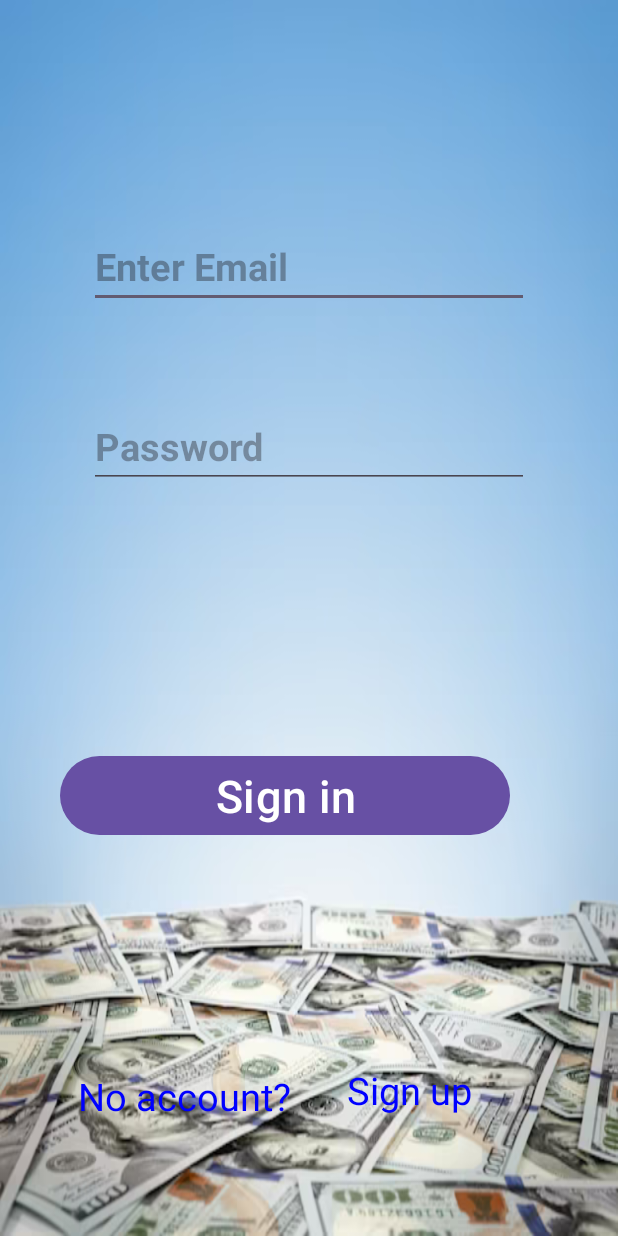
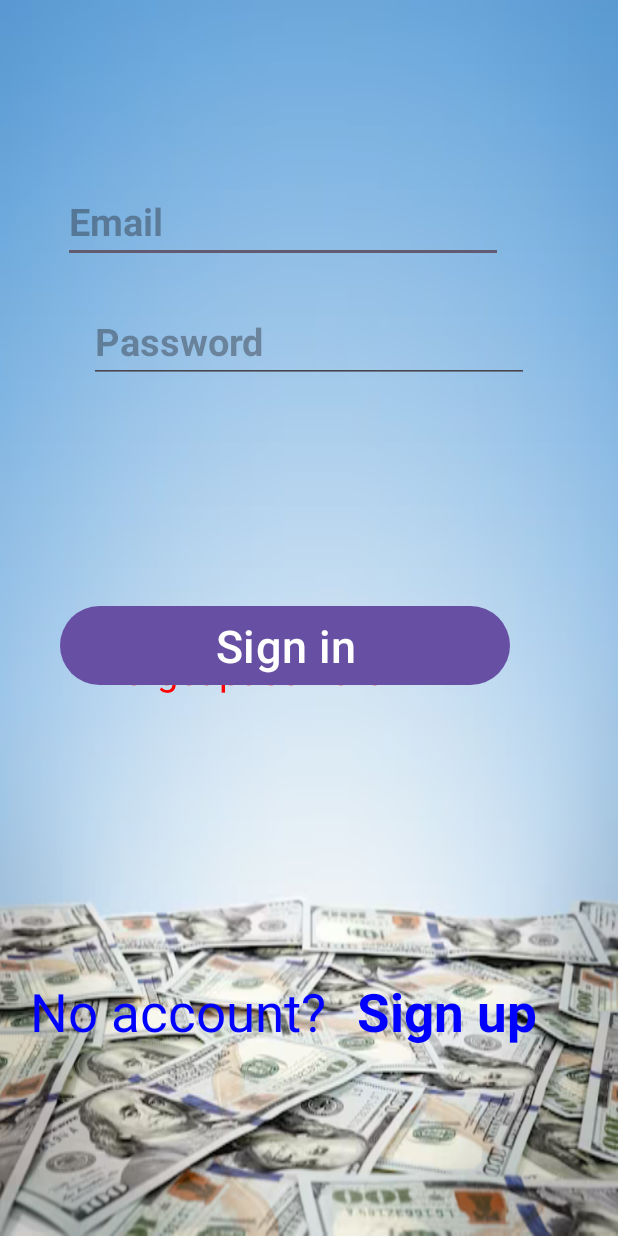
Before and after one commit to Alphonce08/ToolApp, an Android app: the screen it shows after launch (Login), on a phone screen of 412 x 824 dp. Run offline under Robolectric (Android 15) with nearby library versions, the phone set to English and light mode, and no system bars; our stand-ins replace Firebase (no records; nobody signed in at launch, a user with empty details on screens opened directly).

Commit message:
clear code

```diff
--- a/app/src/main/java/com/example/balancetoolapp/MainActivity.kt
+++ b/app/src/main/java/com/example/balancetoolapp/MainActivity.kt
@@ -19,12 +19,11 @@ class MainActivity : AppCompatActivity() {
         BtnExpenses = findViewById(R.id.mBExpenses)
         BtnReceived = findViewById(R.id.mBReceived)
         BtnExpenses.setOnClickListener {
-            startActivity(Intent(applicationContext,ExpensesActivity::class.java))
+            startActivity(Intent(applicationContext, ExpensesActivity::class.java))
         }
         BtnReceived.setOnClickListener {
-            startActivity(Intent(applicationContext,ReceivedActivity::class.java))
+            startActivity(Intent(applicationContext, ReceivedActivity::class.java))
         }
-
 
 
     }
--- a/app/src/main/res/layout/activity_login.xml
+++ b/app/src/main/res/layout/activity_login.xml
@@ -11,14 +11,15 @@
         android:id="@+id/mEdtEmailLogin"
         android:layout_width="wrap_content"
         android:layout_height="wrap_content"
+        android:layout_alignParentStart="true"
+        android:layout_marginStart="42dp"
+        android:layout_marginTop="120dp"
         android:ems="10"
-        android:hint="Enter Email"
-        android:textColor="@color/blue"
+        android:hint="Email"
+        android:inputType="textEmailAddress"
+        android:textColor="@color/black"
         android:textSize="25dp"
-        android:layout_marginTop="150dp"
-        android:layout_centerHorizontal="true"
         android:textStyle="bold"
-        android:inputType="textEmailAddress"
         tools:layout_editor_absoluteX="83dp"
         tools:layout_editor_absoluteY="165dp" />
 
@@ -29,10 +30,10 @@
         android:ems="10"
         android:hint="Password"
         android:textSize="25dp"
-        android:layout_marginTop="270dp"
+        android:layout_marginTop="200dp"
         android:layout_centerHorizontal="true"
         android:inputType="textPassword"
-        android:textColor="@color/blue"
+        android:textColor="@color/black"
         android:textStyle="bold"
         tools:layout_editor_absoluteX="71dp"
         tools:layout_editor_absoluteY="290dp" />
@@ -46,7 +47,7 @@
         android:layout_alignParentBottom="true"
         android:textColor="@color/red"
         android:layout_marginStart="68dp"
-        android:layout_marginBottom="291dp"
+        android:layout_marginBottom="360dp"
         android:text="Forget password"
         android:textSize="25sp" />
 
@@ -56,11 +57,12 @@
         android:layout_height="wrap_content"
         android:layout_alignParentStart="true"
         android:layout_marginStart="40dp"
-        android:layout_marginTop="500dp"
+        android:layout_marginTop="400dp"
         android:text="Sign in"
         android:textSize="30sp"
         tools:layout_editor_absoluteX="107dp"
         tools:layout_editor_absoluteY="411dp" />
+
 
     <TextView
         android:id="@+id/TextNoAccount"
@@ -69,12 +71,11 @@
         android:layout_alignParentStart="true"
         android:layout_alignParentBottom="true"
         android:layout_centerHorizontal="true"
-        android:layout_marginStart="52dp"
-        android:layout_marginBottom="76dp"
+        android:layout_marginStart="20dp"
+        android:layout_marginBottom="126dp"
+        android:text="No account?"
         android:textColor="@color/blue"
-        android:text="No account?"
-        android:textSize="25sp" />
-
+        android:textSize="35sp" />
 
     <TextView
         android:id="@+id/SignupTxt"
@@ -82,11 +83,13 @@
         android:layout_height="wrap_content"
         android:layout_alignParentEnd="true"
         android:layout_alignParentBottom="true"
-        android:layout_marginEnd="97dp"
-        android:layout_marginBottom="80dp"
+        android:layout_marginEnd="54dp"
+        android:layout_marginBottom="126dp"
+        android:text="Sign up"
         android:textColor="@color/blue"
-        android:text="Sign up"
-        android:textSize="25sp" />
+        android:textSize="35sp"
+        android:textStyle="bold"
+        />
 
 
 </RelativeLayout>
--- a/app/src/main/res/mipmap-anydpi-v26/ic_launcher.xml
+++ b/app/src/main/res/mipmap-anydpi-v26/ic_launcher.xml
@@ -1,6 +1,6 @@
 <?xml version="1.0" encoding="utf-8"?>
 <adaptive-icon xmlns:android="http://schemas.android.com/apk/res/android">
-    <background android:drawable="@drawable/iccc" />
-    <foreground android:drawable="@drawable/iccc" />
-    <monochrome android:drawable="@drawable/iccc" />
+    <background android:drawable="@drawable/ee" />
+    <foreground android:drawable="@drawable/ee" />
+    <monochrome android:drawable="@drawable/ee" />
 </adaptive-icon>
--- a/app/src/main/res/mipmap-anydpi-v26/ic_launcher_round.xml
+++ b/app/src/main/res/mipmap-anydpi-v26/ic_launcher_round.xml
@@ -1,6 +1,6 @@
 <?xml version="1.0" encoding="utf-8"?>
 <adaptive-icon xmlns:android="http://schemas.android.com/apk/res/android">
-    <background android:drawable="@drawable/iccc" />
-    <foreground android:drawable="@drawable/iccc" />
-    <monochrome android:drawable="@drawable/iccc" />
+    <background android:drawable="@drawable/ee" />
+    <foreground android:drawable="@drawable/ee" />
+    <monochrome android:drawable="@drawable/ee" />
 </adaptive-icon>
```
Also changed, not shown: app/src/main/java/com/example/balancetoolapp/ExpensesActivity.kt (+3 -9 lines), app/src/main/java/com/example/balancetoolapp/Login.kt (+14 -13 lines), app/src/main/java/com/example/balancetoolapp/Register.kt (+7 -7 lines), app/src/main/res/layout/activity_register.xml (+4 -18 lines), app/src/main/res/drawable/ee.png (added), app/src/main/res/drawable/img.png (deleted).
